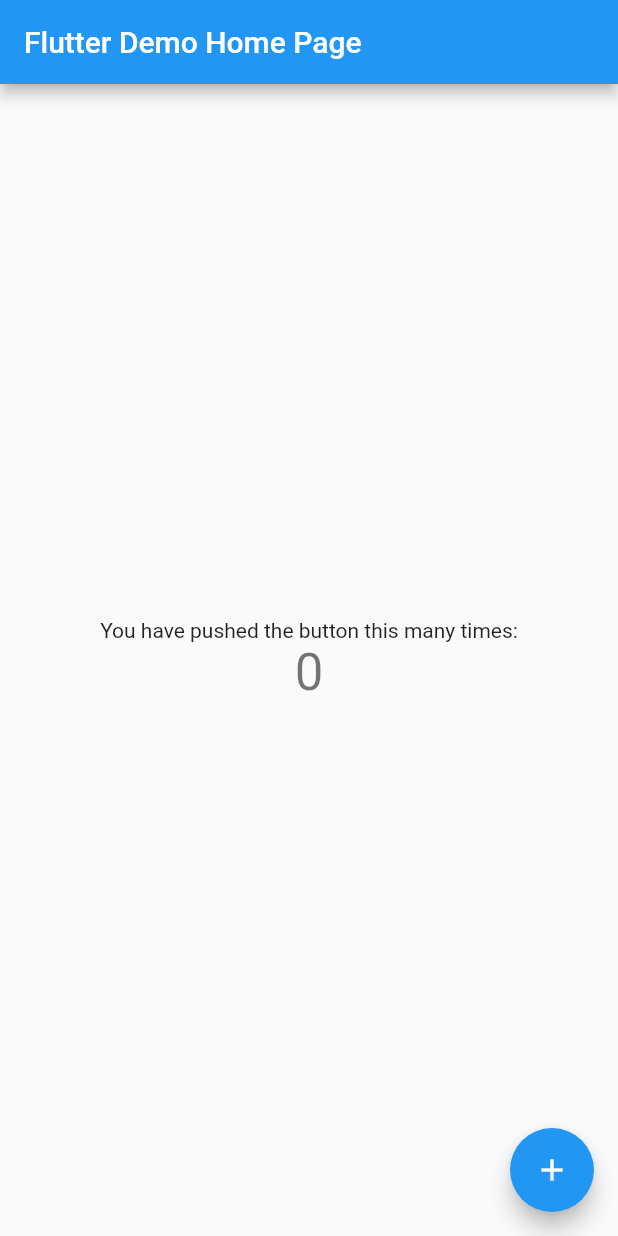
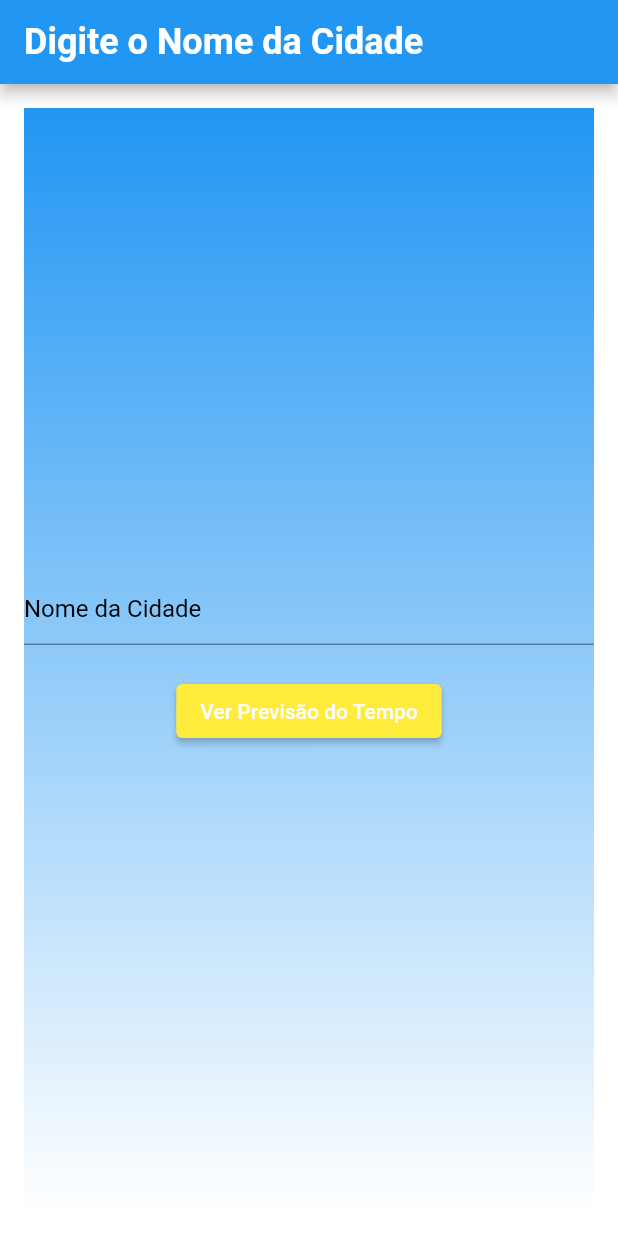
Before and after one commit to vitoriaguidines/app-2-flutter, a Flutter app: the screen it shows after launch, on a phone screen of 412 x 824 dp. Run offline on Flutter 3.47's test engine with Material 2 defaults, Android fonts, the phone set to English and light mode, and no system bars.

Commit message:
ajuste final

```diff
--- a/weatherapp/lib/main.dart
+++ b/weatherapp/lib/main.dart
@@ -1,115 +1,33 @@
 import 'package:flutter/material.dart';
+import 'telainicial.dart';
 
-void main() {
-  runApp(const MyApp());
-}
+void main() => runApp(MyWeatherApp());
 
-class MyApp extends StatelessWidget {
-  const MyApp({super.key});
-
-  // This widget is the root of your application.
+class MyWeatherApp extends StatelessWidget {
   @override
   Widget build(BuildContext context) {
     return MaterialApp(
-      title: 'Flutter Demo',
+      title: 'Previsão do Tempo',
       theme: ThemeData(
-        // This is the theme of your application.
-        //
-        // Try running your application with "flutter run". You'll see the
-        // application has a blue toolbar. Then, without quitting the app, try
-        // changing the primarySwatch below to Colors.green and then invoke
-        // "hot reload" (press "r" in the console where you ran "flutter run",
-        // or simply save your changes to "hot reload" in a Flutter IDE).
-        // Notice that the counter didn't reset back to zero; the application
-        // is not restarted.
-        primarySwatch: Colors.blue,
+        primaryColor: Colors.blue,
+        accentColor: Colors.tealAccent,
+        scaffoldBackgroundColor: Colors.white,
+        textTheme: TextTheme(
+          headline6: TextStyle(
+            fontSize: 24.0,
+            fontWeight: FontWeight.bold,
+            color: Colors.black,
+          ),
+          bodyText2: TextStyle(
+            fontSize: 16.0,
+            color: Colors.black87,
+          ),
+        ),
       ),
-      home: const MyHomePage(title: 'Flutter Demo Home Page'),
+      initialRoute: '/',
+      routes: {
+        '/': (context) => TelaInicial(),
+      },
     );
   }
 }
-
-class MyHomePage extends StatefulWidget {
-  const MyHomePage({super.key, required this.title});
-
-  // This widget is the home page of your application. It is stateful, meaning
-  // that it has a State object (defined below) that contains fields that affect
-  // how it looks.
-
-  // This class is the configuration for the state. It holds the values (in this
-  // case the title) provided by the parent (in this case the App widget) and
-  // used by the build method of the State. Fields in a Widget subclass are
-  // always marked "final".
-
-  final String title;
-
-  @override
-  State<MyHomePage> createState() => _MyHomePageState();
-}
-
-class _MyHomePageState extends State<MyHomePage> {
-  int _counter = 0;
-
-  void _incrementCounter() {
-    setState(() {
-      // This call to setState tells the Flutter framework that something has
-      // changed in this State, which causes it to rerun the build method below
-      // so that the display can reflect the updated values. If we changed
-      // _counter without calling setState(), then the build method would not be
-      // called again, and so nothing would appear to happen.
-      _counter++;
-    });
-  }
-
-  @override
-  Widget build(BuildContext context) {
-    // This method is rerun every time setState is called, for instance as done
-    // by the _incrementCounter method above.
-    //
-    // The Flutter framework has been optimized to make rerunning build methods
-    // fast, so that you can just rebuild anything that needs updating rather
-    // than having to individually change instances of widgets.
-    return Scaffold(
-      appBar: AppBar(
-        // Here we take the value from the MyHomePage object that was created by
-        // the App.build method, and use it to set our appbar title.
-        title: Text(widget.title),
-      ),
-      body: Center(
-        // Center is a layout widget. It takes a single child and positions it
-        // in the middle of the parent.
-        child: Column(
-          // Column is also a layout widget. It takes a list of children and
-          // arranges them vertically. By default, it sizes itself to fit its
-          // children horizontally, and tries to be as tall as its parent.
-          //
-          // Invoke "debug painting" (press "p" in the console, choose the
-          // "Toggle Debug Paint" action from the Flutter Inspector in Android
-          // Studio, or the "Toggle Debug Paint" command in Visual Studio Code)
-          // to see the wireframe for each widget.
-          //
-          // Column has various properties to control how it sizes itself and
-          // how it positions its children. Here we use mainAxisAlignment to
-          // center the children vertically; the main axis here is the vertical
-          // axis because Columns are vertical (the cross axis would be
-          // horizontal).
-          mainAxisAlignment: MainAxisAlignment.center,
-          children: <Widget>[
-            const Text(
-              'You have pushed the button this many times:',
-            ),
-            Text(
-              '$_counter',
-              style: Theme.of(context).textTheme.headlineMedium,
-            ),
-          ],
-        ),
-      ),
-      floatingActionButton: FloatingActionButton(
-        onPressed: _incrementCounter,
-        tooltip: 'Increment',
-        child: const Icon(Icons.add),
-      ), // This trailing comma makes auto-formatting nicer for build methods.
-    );
-  }
-}
--- /dev/null
+++ b/weatherapp/lib/telainicial.dart
@@ -0,0 +1,59 @@
+import 'package:flutter/material.dart';
+import 'previsao.dart';
+
+class TelaInicial extends StatelessWidget {
+  @override
+  Widget build(BuildContext context) {
+    final ThemeData theme = Theme.of(context);
+
+    return Scaffold(
+      appBar: AppBar(
+        title: Text('Digite o Nome da Cidade',
+            style: TextStyle(color: Colors.white)),
+        backgroundColor: theme.primaryColor,
+      ),
+      body: Padding(
+        padding: const EdgeInsets.all(16.0),
+        child: Container(
+          decoration: BoxDecoration(
+            gradient: LinearGradient(
+              begin: Alignment.topCenter,
+              end: Alignment.bottomCenter,
+              colors: [theme.primaryColor, Colors.white],
+            ),
+          ),
+          child: Column(
+            mainAxisAlignment: MainAxisAlignment.center,
+            children: [
+              TextField(
+                decoration: InputDecoration(
+                  hintText: 'Nome da Cidade',
+                  hintStyle: TextStyle(color: Colors.black),
+                ),
+              ),
+              SizedBox(height: 20),
+              ElevatedButton(
+                onPressed: () {
+                  // Navegar para a tela de previsão passando o nome da cidade
+                  Navigator.push(
+                    context,
+                    MaterialPageRoute(
+                      builder: (context) => PrevisaoScreen(
+                          latitude: 0.0,
+                          longitude:
+                              0.0), // Substitua as coordenadas conforme necessário
+                    ),
+                  );
+                },
+                child: Text('Ver Previsão do Tempo'),
+                style: ElevatedButton.styleFrom(
+                  primary: Colors.yellow,
+                ),
+              ),
+            ],
+          ),
+        ),
+      ),
+    );
+  }
+}
--- a/weatherapp/pubspec.yaml
+++ b/weatherapp/pubspec.yaml
@@ -30,6 +30,7 @@ environment:
 dependencies:
   flutter:
     sdk: flutter
+  http: ^0.13.3
 
 
   # The following adds the Cupertino Icons font to your application.
```
Also changed, not shown: weatherapp/lib/previsao.dart (added, +130 -0 lines), weatherapp/lib/qualidade_ar.dart (added, +121 -0 lines), weatherapp/lib/tempo.dart (added, +129 -0 lines), weatherapp/pubspec.lock.
